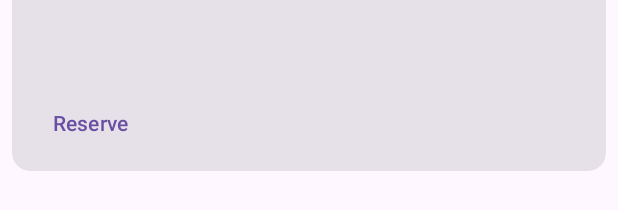
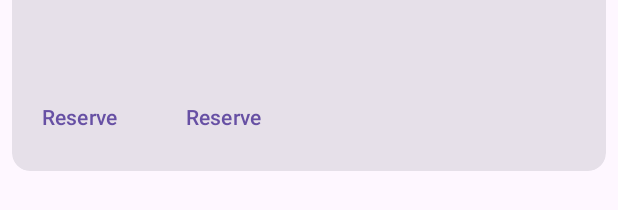
Before and after one commit to COHL7500/ScooterSharing, an Android app: the layout list_rides.xml on its own in the app's theme, with its tools: preview values and no code run, on a phone screen of 412 x 824 dp. Shown: the part 391-601 px from the top of the screen. Run offline under Robolectric (Android 15) with nearby library versions, the phone set to English and light mode, and no system bars.

```diff
--- a/app/src/main/AndroidManifest.xml
+++ b/app/src/main/AndroidManifest.xml
@@ -7,6 +7,7 @@
     <uses-permission android:name="android.permission.INTERNET" />
     <uses-permission android:name="android.permission.WAKE_LOCK" />
     <uses-permission android:name="android.permission.CAMERA" />
+    <uses-permission android:name="android.permission.HIGH_SAMPLING_RATE_SENSORS"/>
 
     <uses-feature android:name="android.hardware.camera.any" />
 
--- a/app/src/main/java/dk/itu/moapd/scootersharing/base/fragments/MainFragment.kt
+++ b/app/src/main/java/dk/itu/moapd/scootersharing/base/fragments/MainFragment.kt
@@ -26,6 +26,7 @@ import android.Manifest
 import android.content.Intent
 import android.content.pm.PackageManager
 import android.graphics.Bitmap
+import android.os.Build
 import android.os.Bundle
 import android.provider.Settings.Global.getString
 import android.util.Log
@@ -34,6 +35,7 @@ import android.view.View
 import android.view.ViewGroup
 import android.widget.Button
 import android.widget.Toast
+import androidx.annotation.RequiresApi
 import androidx.core.app.ActivityCompat.requestPermissions
 import androidx.core.content.ContentProviderCompat.requireContext
 import androidx.core.content.ContextCompat.checkSelfPermission
@@ -181,6 +183,7 @@ class MainFragment : GeoClass() {
         return binding.root
     }
 
+    @RequiresApi(Build.VERSION_CODES.S)
     override fun onViewCreated(view: View, savedInstanceState: Bundle?) {
         super.onViewCreated(view, savedInstanceState)
 
@@ -238,12 +241,14 @@ class MainFragment : GeoClass() {
         return result
     }
 
+    @RequiresApi(Build.VERSION_CODES.S)
     private fun requestUserPermissions() {
 
         val permissions: ArrayList<String> = ArrayList()
         permissions.add(Manifest.permission.ACCESS_FINE_LOCATION)
         permissions.add(Manifest.permission.ACCESS_COARSE_LOCATION)
         permissions.add(Manifest.permission.CAMERA)
+        permissions.add(Manifest.permission.HIGH_SAMPLING_RATE_SENSORS)
 
         val permissionsToRequest = permissionsToRequest(permissions)
 
--- a/app/src/main/java/dk/itu/moapd/scootersharing/base/fragments/MapFragment.kt
+++ b/app/src/main/java/dk/itu/moapd/scootersharing/base/fragments/MapFragment.kt
@@ -28,6 +28,7 @@ import com.google.android.gms.maps.model.BitmapDescriptor
 import com.google.android.gms.maps.model.BitmapDescriptorFactory
 import com.google.android.gms.maps.model.LatLng
 import com.google.android.gms.maps.model.MarkerOptions
+import com.google.android.material.bottomnavigation.BottomNavigationView
 import com.google.firebase.database.DatabaseReference
 import com.google.firebase.database.FirebaseDatabase
 import dk.itu.moapd.scootersharing.base.R
@@ -97,7 +98,7 @@ class MapFragment : GeoClass(), OnMapReadyCallback {
             return
 
         googleMap.isMyLocationEnabled = true
-        googleMap.mapType = GoogleMap.MAP_TYPE_HYBRID
+        googleMap.mapType = GoogleMap.MAP_TYPE_NORMAL
 
         // Runs a coroutine on the IO thread, thus preventing blocking the UI (main) thread.
         // This is necessary as onMapReady runs asynchronously.
--- a/app/src/main/res/layout/list_rides.xml
+++ b/app/src/main/res/layout/list_rides.xml
@@ -59,6 +59,16 @@
                     android:layout_width="wrap_content"
                     android:layout_height="wrap_content"
                     android:layout_marginEnd="8dp"
+                    android:gravity="start"
+                    android:text="@string/action_reserve"
+                    style="?attr/borderlessButtonStyle"
+                    />
+
+                <com.google.android.material.button.MaterialButton
+                    android:layout_width="wrap_content"
+                    android:layout_height="wrap_content"
+                    android:layout_marginEnd="8dp"
+                    android:gravity="start"
                     android:text="@string/action_reserve"
                     style="?attr/borderlessButtonStyle"
                     />
```
Also changed, not shown: app/src/main/java/dk/itu/moapd/scootersharing/base/fragments/RentedRideFragment.kt (+48 -2 lines).
